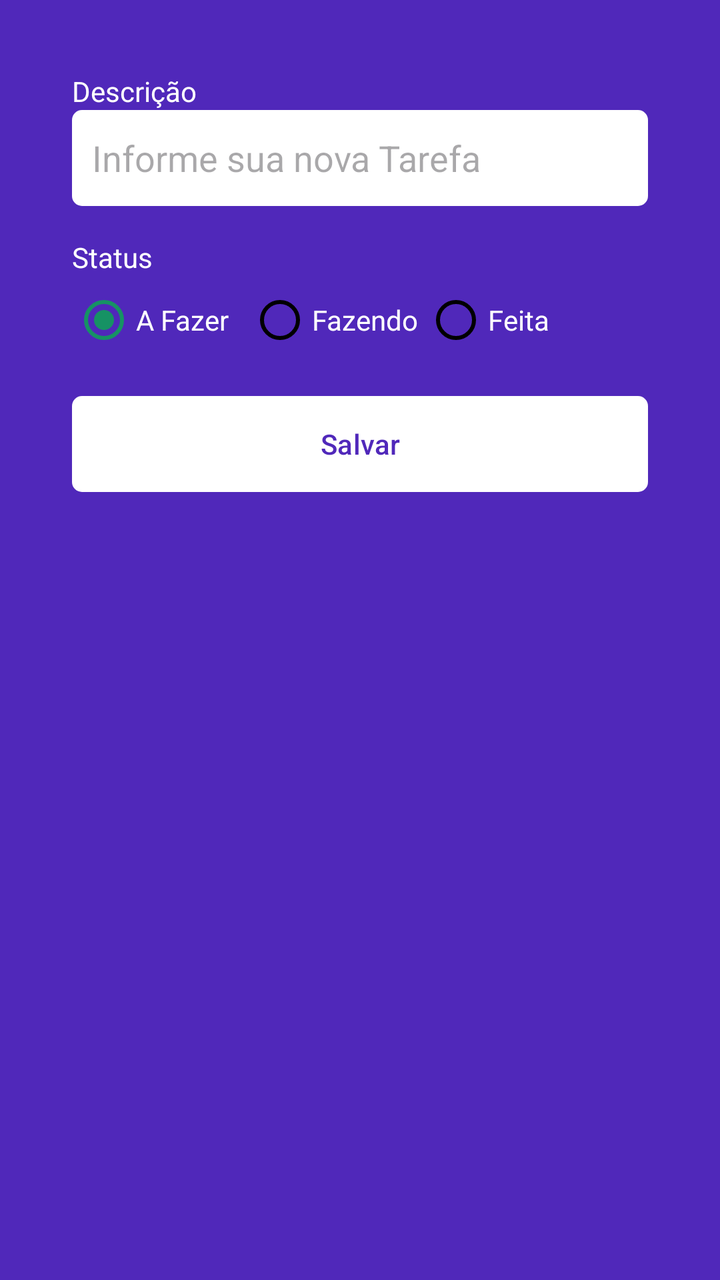
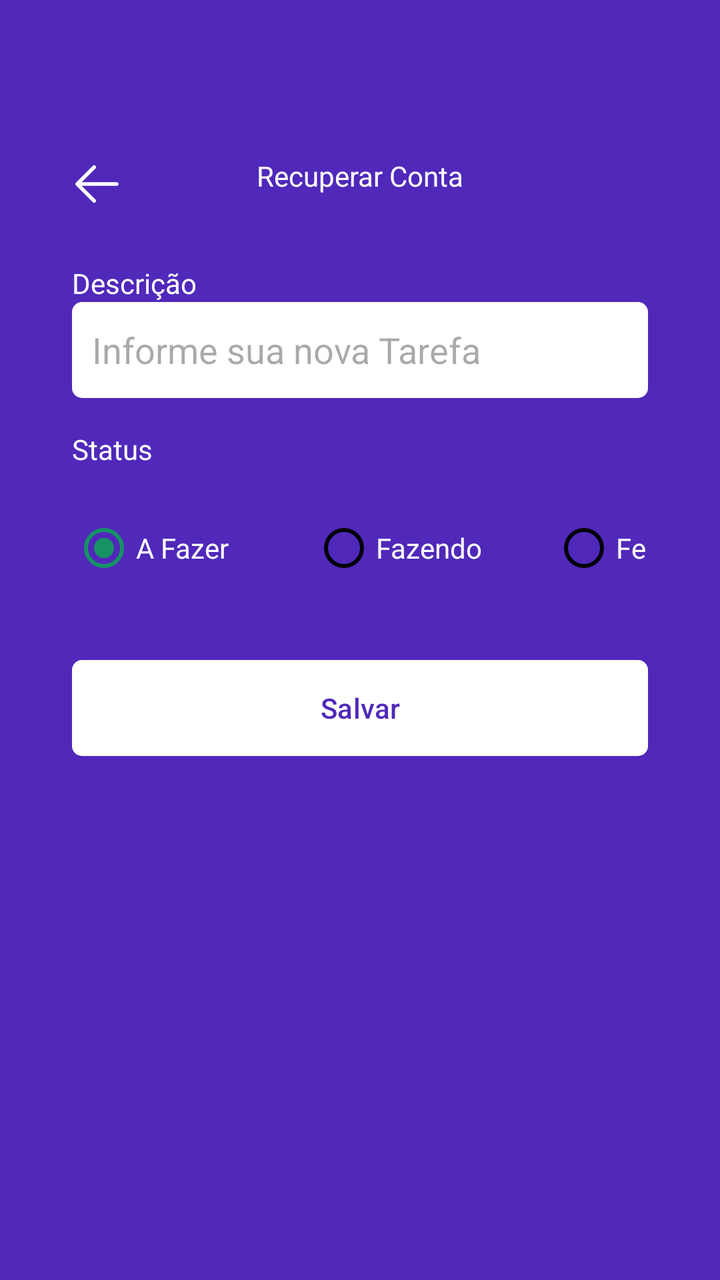

The first picture is an Android layout as it rendered before a commit; the second is the same layout after the commit. The layout source and the unified diff follow.
<!-- AndroidManifest.xml: application theme Theme.Atividade5 -->
<!-- res/layout/fragment_form_task.xml -->
<?xml version="1.0" encoding="utf-8"?>
<ScrollView
    xmlns:android="http://schemas.android.com/apk/res/android"
    xmlns:tools="http://schemas.android.com/tools"
    android:layout_width="match_parent"
    android:layout_height="match_parent"
    xmlns:app="http://schemas.android.com/apk/res-auto"
    tools:context="ui.FormTaskFragment"
    android:padding="20dp"
    android:fillViewport="true">

    <androidx.constraintlayout.widget.ConstraintLayout
        android:layout_width="match_parent"
        android:layout_height="match_parent"
        android:padding="16dp">

        <TextView
            android:id="@+id/textview"
            android:layout_width="wrap_content"
            android:layout_height="wrap_content"
            android:text="Descrição"
            android:textColor="@color/white"
            app:layout_constraintStart_toStartOf="parent"
            app:layout_constraintTop_toTopOf="parent" />

        <EditText
            android:id="@+id/editTextDescricao"
            android:layout_width="match_parent"
            android:layout_height="48dp"
            android:background="@drawable/bg_edit_text"
            android:hint="Informe sua nova Tarefa"
            android:padding="10dp"
            app:layout_constraintEnd_toEndOf="parent"
            app:layout_constraintStart_toStartOf="parent"
            app:layout_constraintTop_toBottomOf="@+id/textview" />

        <TextView
            android:id="@+id/textViewStatus"
            android:layout_width="wrap_content"
            android:layout_height="wrap_content"
            android:layout_marginTop="16dp"
            android:text="Status"
            android:textColor="@color/white"
            app:layout_constraintStart_toStartOf="parent"
            app:layout_constraintTop_toBottomOf="@id/editTextDescricao"
            />
        
        <RadioGroup
            android:id="@+id/radioGroup"
            android:layout_width="match_parent"
            android:layout_height="wrap_content"
            android:orientation="horizontal"
            app:layout_constraintEnd_toEndOf="parent"
            app:layout_constraintStart_toStartOf="parent"
            app:layout_constraintTop_toBottomOf="@id/textViewStatus">

            <RadioButton
                android:layout_width="88dp"
                android:layout_height="44dp"
                android:id="@+id/rbTodo"
                android:text="A Fazer"
                android:checked="true"
                android:textColor="@color/white"
                android:theme="@style/MyRadioButton"
                />
            <RadioButton
                android:layout_width="88dp"
                android:layout_height="44dp"
                android:buttonTint="@color/black"
                android:id="@+id/rbDoing"
                android:text="Fazendo"
                android:theme="@style/MyRadioButton"
                android:textColor="@color/white"
                />
            <RadioButton
                android:layout_width="88dp"
                android:layout_height="44dp"
                android:buttonTint="@color/black"
                android:id="@+id/rbDone"
                android:text="Feita"
                android:textColor="@color/white"
                android:theme="@style/MyRadioButton" />
        </RadioGroup>

        <com.google.android.material.button.MaterialButton
            android:id="@+id/buttonSave"
            android:layout_width="match_parent"
            android:layout_height="wrap_content"
            android:layout_marginTop="16dp"
            android:background="@drawable/bg_btn"
            android:text="Salvar"
            android:textAllCaps="false"
            android:textColor="@color/color_default"
            app:backgroundTint="@null"
            tools:layout_editor_absoluteX="16dp"
            tools:layout_editor_absoluteY="221dp"
            app:layout_constraintEnd_toEndOf="parent"
            app:layout_constraintStart_toStartOf="parent"
            app:layout_constraintTop_toBottomOf="@+id/radioGroup" />

        <ProgressBar
            android:layout_width="wrap_content"
            android:layout_height="wrap_content"
            android:id="@+id/progressBar"
            android:layout_marginTop="8dp"
            android:layout_gravity="center"
            android:indeterminateTint="@color/white"
            android:visibility="invisible"
            tools:layout_editor_absoluteX="152dp"
            tools:layout_editor_absoluteY="278dp"
            tools:visibility="visible"
            app:layout_constraintEnd_toEndOf="parent"
            app:layout_constraintStart_toStartOf="parent"
            app:layout_constraintTop_toBottomOf="@id/buttonSave" />

    </androidx.constraintlayout.widget.ConstraintLayout>

</ScrollView>
<!-- resources referenced by this layout -->
<resources>
  <color name="black">#FF000000</color>
  <color name="color_default">#5028BA</color>
  <color name="white">#FFFFFFFF</color>
  <!-- drawable bg_btn (drawable) -->
  <?xml version="1.0" encoding="utf-8"?>
  <shape xmlns:android="http://schemas.android.com/apk/res/android"
      android:shape="rectangle">
  
      <solid android:color="@color/white"/>
      <corners android:radius="5dp"/>
  
  </shape>
  <!-- drawable bg_edit_text (drawable) -->
  <?xml version="1.0" encoding="utf-8"?>
  <shape xmlns:android="http://schemas.android.com/apk/res/android"
      android:shape="rectangle">
  
      <solid android:color="@color/white"/>
      <corners android:radius="5dp"/>
  
  </shape>
  <style name="MyRadioButton" parent="Theme.AppCompat.Light">
          <item name="colorControlNormal">@color/black</item>
          <item name="colorControlActivated">@color/green</item>
      </style>
  <style name="Theme.Atividade5" parent="Base.Theme.Atividade5" />
  <color name="green">#169264</color>
  <style name="Base.Theme.Atividade5" parent="Theme.Material3.DayNight.NoActionBar">
          
          
          <item name="colorPrimary">@color/color_default</item>
          <item name="colorSecondary">@color/color_default</item> --&gt;
          <item name="android:windowBackground">@color/color_default</item>
      </style>
</resources>

<!-- the commit's change to res/layout/fragment_form_task.xml (unified diff, before → after) -->
@@ -9,7 +9,29 @@
     android:padding="20dp"
     android:fillViewport="true">
 
-    <androidx.constraintlayout.widget.ConstraintLayout
+    <LinearLayout
+        android:layout_width="wrap_content"
+        android:layout_height="match_parent"
+        android:orientation="vertical"
+        >
+
+        <com.google.android.material.appbar.MaterialToolbar
+            android:layout_width="match_parent"
+            android:layout_height="wrap_content"
+            app:navigationIcon="@drawable/ic_back"
+            android:paddingTop="40dp">
+
+            <TextView
+                android:layout_width="wrap_content"
+                android:layout_height="wrap_content"
+                android:text="Recuperar Conta"
+                android:textColor="@color/white"
+                android:layout_gravity="center_horizontal" />
+        </com.google.android.material.appbar.MaterialToolbar>
+
+
+
+        <androidx.constraintlayout.widget.ConstraintLayout
         android:layout_width="match_parent"
         android:layout_height="match_parent"
         android:padding="16dp">
@@ -55,8 +77,8 @@
             app:layout_constraintTop_toBottomOf="@id/textViewStatus">
 
             <RadioButton
-                android:layout_width="88dp"
-                android:layout_height="44dp"
+                android:layout_width="120dp"
+                android:layout_height="80dp"
                 android:id="@+id/rbTodo"
                 android:text="A Fazer"
                 android:checked="true"
@@ -64,8 +86,8 @@
                 android:theme="@style/MyRadioButton"
                 />
             <RadioButton
-                android:layout_width="88dp"
-                android:layout_height="44dp"
+                android:layout_width="120dp"
+                android:layout_height="80dp"
                 android:buttonTint="@color/black"
                 android:id="@+id/rbDoing"
                 android:text="Fazendo"
@@ -73,8 +95,8 @@
                 android:textColor="@color/white"
                 />
             <RadioButton
-                android:layout_width="88dp"
-                android:layout_height="44dp"
+                android:layout_width="120dp"
+                android:layout_height="80dp"
                 android:buttonTint="@color/black"
                 android:id="@+id/rbDone"
                 android:text="Feita"
@@ -115,4 +137,6 @@
 
     </androidx.constraintlayout.widget.ConstraintLayout>
 
+    </LinearLayout>
+
 </ScrollView>
<!-- resource entries referenced after the edit -->
@@ -21,6 +21,14 @@
       <corners android:radius="5dp"/>
   
   </shape>
+  <!-- drawable ic_back (drawable) -->
+  <vector xmlns:android="http://schemas.android.com/apk/res/android" android:height="30dp" android:viewportHeight="1024" android:viewportWidth="1024" android:width="30dp">
+        
+      <path android:fillColor="#FFFFFF" android:pathData="M224,480h640a32,32 0,1 1,0 64H224a32,32 0,0 1,0 -64z"/>
+        
+      <path android:fillColor="#FFFFFF" android:pathData="m237.2,512 l265.4,265.3a32,32 0,0 1,-45.3 45.3l-288,-288a32,32 0,0 1,0 -45.3l288,-288a32,32 0,1 1,45.3 45.3L237.2,512z"/>
+      
+  </vector>
   <style name="MyRadioButton" parent="Theme.AppCompat.Light">
           <item name="colorControlNormal">@color/black</item>
           <item name="colorControlActivated">@color/green</item>
@@ -31,7 +39,7 @@
           
           
           <item name="colorPrimary">@color/color_default</item>
-          <item name="colorSecondary">@color/color_default</item> --&gt;
+          <item name="colorSecondary">@color/color_default</item>
           <item name="android:windowBackground">@color/color_default</item>
       </style>
 </resources>
